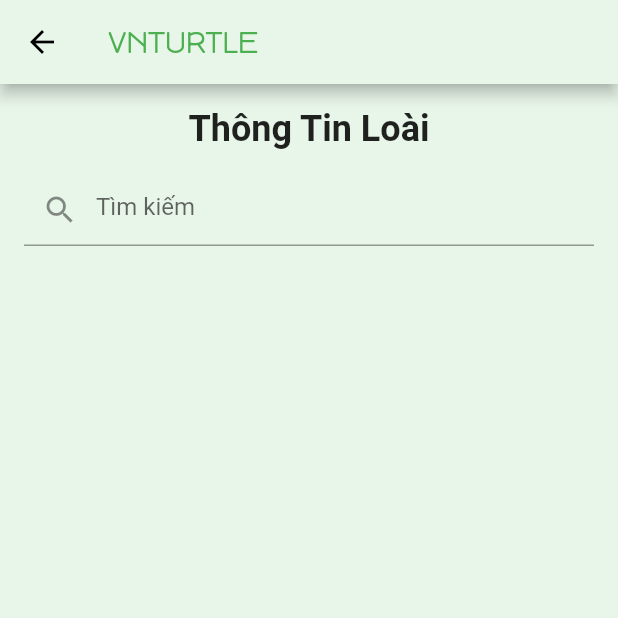
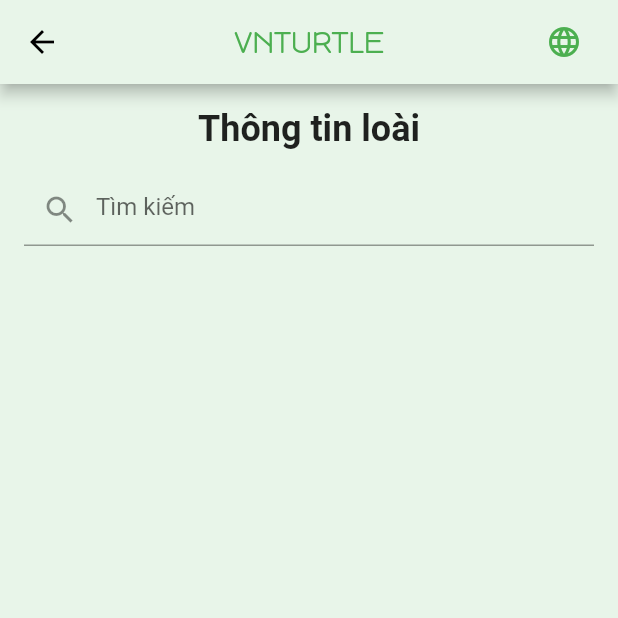
Before and after one commit to panda1835/vnturtle-ui, a Flutter app: the ThongTinLoaiPage screen opened directly, on a phone screen of 412 x 824 dp, the top half of it. Run offline on Flutter 3.47's test engine with Material 2 defaults, Android fonts, the phone set to English and light mode, and no system bars; our stand-ins replace dio, file_picker, flutter_markdown; generated files the repository leaves out were written again.

Commit message:
add language switch function for species page

```diff
--- a/lib/l10n/app_vi.arb
+++ b/lib/l10n/app_vi.arb
@@ -3,5 +3,9 @@
     "uploadButton": "Tải ảnh lên",
     "speciesInfo": "Thông tin loài",
     "fAQ": "Câu hỏi thường gặp",
-    "aboutUs": "Về chúng tôi"
+    "aboutUs": "Về chúng tôi",
+    "search": "Tìm kiếm",
+    "conservationStatus": "Tình trạng bảo tồn",
+    "scientificName": "Tên khoa học",
+    "secondaryName": "Tên tiếng Anh"
 }
--- a/lib/main.dart
+++ b/lib/main.dart
@@ -112,7 +112,7 @@ class _HomePageState extends State<HomePage> {
     return Scaffold(
       appBar: AppBar(
         backgroundColor: theme.secondaryHeaderColor,
-        title: Text(
+        title: const Text(
           'VNTURTLE',
         ),
         centerTitle: true,
--- a/lib/pages/species_info_page.dart
+++ b/lib/pages/species_info_page.dart
@@ -1,8 +1,12 @@
 import 'package:flutter/material.dart';
+import 'package:provider/provider.dart';
+import 'package:vnturtle/provider/locale_provider.dart';
+import 'package:vnturtle/widgets/language_switch.dart';
 import 'dart:convert';
 import 'detailed_species_page.dart';
 import 'package:flutter/services.dart' show rootBundle;
 
+import 'package:flutter_gen/gen_l10n/app_localizations.dart';
 
 class ThongTinLoaiPage extends StatefulWidget {
   @override
@@ -88,19 +92,25 @@ class _ThongTinLoaiPageState extends State<ThongTinLoaiPage> {
   @override
   Widget build(BuildContext context) {
     final theme = Theme.of(context);
+
     return Scaffold(
       appBar: AppBar(
         title: Text(
           'VNTURTLE',
         ),
+        centerTitle: true,
+        actions: [
+          LanguageSwitchWidget(),
+          const SizedBox(width: 12,)
+        ],
       ),
       body: Column(
         crossAxisAlignment: CrossAxisAlignment.center,
         children: [
-          const Padding(
+            Padding(
             padding: EdgeInsets.all(16.0),
             child: Text(
-              'Thông Tin Loài',
+              AppLocalizations.of(context)!.speciesInfo,
               style: TextStyle(
                 fontSize: 24.0,
                 fontWeight: FontWeight.bold),
@@ -111,8 +121,8 @@ class _ThongTinLoaiPageState extends State<ThongTinLoaiPage> {
             child: TextField(
               controller: searchController,
               onChanged: filterSpeciesList,
-              decoration: const InputDecoration(
-                hintText: 'Tìm kiếm',
+              decoration: InputDecoration(
+                hintText: AppLocalizations.of(context)!.search,
                 prefixIcon: Icon(Icons.search),
               ),
             ),
@@ -165,14 +175,14 @@ class _ThongTinLoaiPageState extends State<ThongTinLoaiPage> {
                               SizedBox(height: 8.0),
                               Row(
                                 children: [
-                                  Text('Tình trạng bảo tồn: '),
+                                  Text('${AppLocalizations.of(context)!.conservationStatus}: '),
                                   buildConservationStatusText(speciesInfo),
                                 ],
                               ),
                               SizedBox(height: 8.0),
-                              Text('Tên khoa học: ${speciesInfo['scientific_name']}'),
+                              Text('${AppLocalizations.of(context)!.scientificName}: ${speciesInfo['scientific_name']}'),
                               SizedBox(height: 8.0),
-                              Text('Tên tiếng Anh: ${speciesInfo['secondary_name']}'),
+                              Text('${AppLocalizations.of(context)!.secondaryName}: ${speciesInfo['secondary_name']}'),
                             ],
                           ),
                         ),
```
Also changed, not shown: lib/l10n/app_en.arb (+20 -0 lines).
